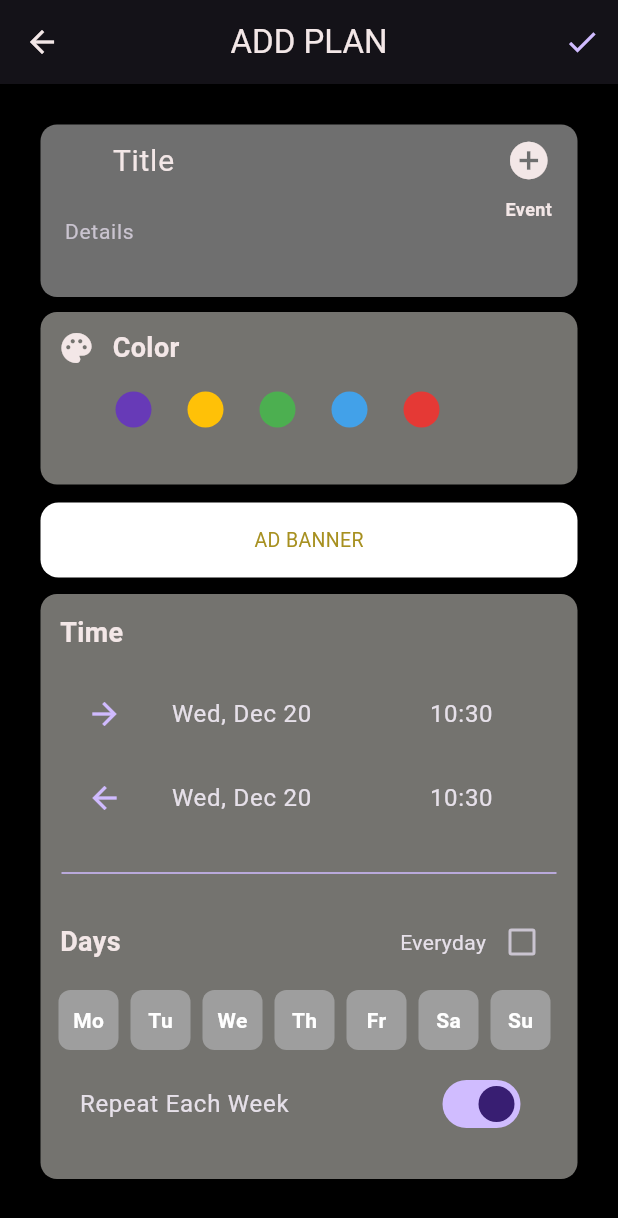
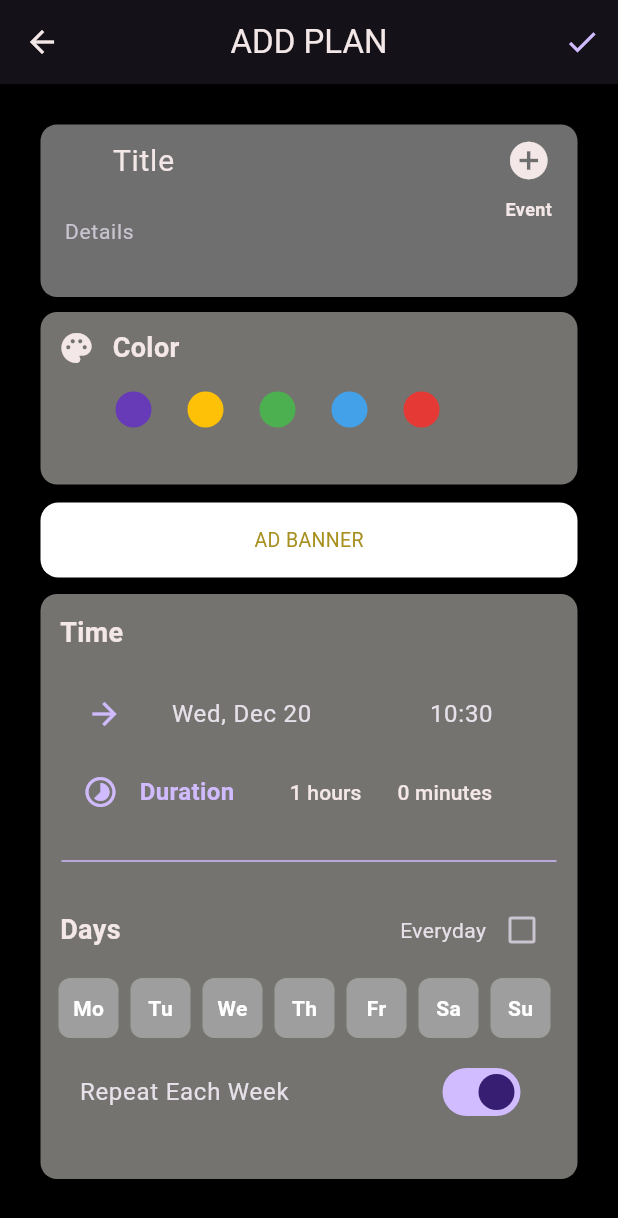
Before and after one commit to batuhanozcan1605/weekplanner, a Flutter app: the EventEditingPage screen opened directly with sample values from the repository, on a phone screen of 412 x 824 dp. Shown: the top 1218 px of the screen. Run offline on Flutter 3.47's test engine with Material 3 defaults, Android fonts, the phone set to English and light mode, and no system bars; our stand-ins replace sqflite, syncfusion_flutter_calendar; missing offline and left inert: duration_picker, interval_time_picker; accounts and stored records are empty; Roboto replaces fonts that are missing (Segoe UI).

Commit message:
buildDuration tamam

```diff
--- a/lib/screens/event_editing_page.dart
+++ b/lib/screens/event_editing_page.dart
@@ -1,4 +1,5 @@
 import 'dart:ui';
+import 'package:duration_picker/duration_picker.dart';
 import 'package:flutter/material.dart';
 import 'package:interval_time_picker/interval_time_picker.dart';
 import 'package:provider/provider.dart';
@@ -8,7 +9,6 @@ import 'package:weekplanner/provider/appointment_provider.dart';
 import 'package:weekplanner/utils.dart';
 import 'package:weekplanner/widgets/choose_event_widget.dart';
 import 'package:weekplanner/widgets/color_listview_widget.dart';
-
 import '../model/Events.dart';
 import '../model/MyAppointment.dart';
 
@@ -35,6 +35,8 @@ class _EventEditingPageState extends State<EventEditingPage> {
   late bool isRecurrenceEnabled;
   IconData icon = Icons.square_rounded;
   List<bool> selectedDays = [false, false, false, false, false, false, false];
+  Duration? selectedDurationHour = Duration(hours: 1);
+  int selectedDurationMinute = 0;
 
 
   @override
@@ -313,6 +315,7 @@ class _EventEditingPageState extends State<EventEditingPage> {
 
   Future saveForm() async {
     final provider = Provider.of<AppointmentProvider>(context, listen: false);
+    toDate = fromDate.add(Duration(hours: selectedDurationHour!.inHours, minutes: selectedDurationMinute));
     final event = MyAppointment(
       id: provider.getHighestId() + 1,
       subject: titleController.text,
@@ -348,6 +351,7 @@ class _EventEditingPageState extends State<EventEditingPage> {
   Future saveWeeklyEvent() async {
     String days = Utils.dayAbbreviation(fromDate);
     final provider = Provider.of<AppointmentProvider>(context, listen: false);
+    toDate = fromDate.add(Duration(hours: selectedDurationHour!.inHours, minutes: selectedDurationMinute));
     final event = MyAppointment(
       id: provider.getHighestId() + 1,
       subject: titleController.text,
@@ -405,9 +409,98 @@ class _EventEditingPageState extends State<EventEditingPage> {
   Widget buildDateTimePicker() => Column(
         children: [
           buildFrom(),
-          buildTo(),
+          buildDuration()
+          //buildTo(),
         ],
       );
+
+  Widget buildDuration() => Padding(padding: const EdgeInsets.only(left: 14.0),
+    child: Row(
+      children: [
+        Padding(
+          padding: const EdgeInsets.symmetric(horizontal: 14.0),
+          child: Icon(Icons.timelapse_rounded, color: Constants.themePurple,),
+        ),
+        Text('Duration', style: TextStyle(color: Constants.themePurple, fontWeight: FontWeight.bold, fontSize: 16),),
+        const SizedBox(width: 25,),
+        Expanded(
+          child: durationDropdown(),
+        ),
+      ],
+    ),
+  );
+
+  /////////////////////////////////////////////////////////////////
+
+  Widget durationDropdown() {
+    return Row(
+      children: [
+        TextButton(
+            onPressed: () async {
+              Duration? durationHour = await showDurationPicker(
+                  context: context,
+                  initialTime: Duration(hours: 1),
+                  baseUnit: BaseUnit.hour
+              );
+              if(durationHour == null) return;
+              setState(() {
+                selectedDurationHour = durationHour;
+              });
+            },
+            child: Text('${selectedDurationHour!.inHours} hours',
+              style: TextStyle(color: Constants.softColor, fontSize: 14),)),
+        //SizedBox(width: 8),
+        TextButton(
+            onPressed: () async {
+              await showMinutePickerDialog(context);
+            },
+            child: Text('${selectedDurationMinute.toString()} minutes',
+                style: TextStyle(color: Constants.softColor, fontSize: 14))),
+      ],
+    );
+  }
+
+  Future<void> showMinutePickerDialog(BuildContext context) async {
+    int? result = await showDialog<int>(
+      context: context,
+      builder: (BuildContext context) {
+        return AlertDialog(
+          backgroundColor: Colors.black,
+          title: Center(child: Text('Pick Minutes')),
+          content: Column(
+            mainAxisAlignment: MainAxisAlignment.center,
+            crossAxisAlignment: CrossAxisAlignment.center,
+            mainAxisSize: MainAxisSize.min,
+            children: [
+              GestureDetector(
+                onTap: () => Navigator.pop(context, 0),
+                child: Container(
+                  height: 100,
+                  width: 100,
+                  child: Center(child: Text('0',
+                    style: TextStyle(color: Constants.softColor, fontSize: 30, fontFamily: 'Segoe UI'),)),
+                ),
+              ),
+              const SizedBox(height: 20),
+              GestureDetector(
+                onTap: () => Navigator.pop(context, 30),
+                child: Container(
+                  child: Center(child: Text('30',
+                    style: TextStyle(color: Constants.softColor, fontSize: 30, fontFamily: 'Segoe UI'),)),
+                ),
+              ),
+            ],
+          ),
+        );
+      },
+    );
+    if (result != null) {
+      setState(() {
+        selectedDurationMinute = result;
+      });
+    }
+  }
+
 
   Widget buildFrom() => Padding(
     padding: const EdgeInsets.only(left: 14.0),
--- a/pubspec.yaml
+++ b/pubspec.yaml
@@ -42,6 +42,7 @@ dependencies:
   sqflite: ^2.3.0
   path_provider: ^2.1.1
   path: ^1.8.3
+  duration_picker: ^1.1.1
 
 dev_dependencies:
   flutter_test:
```
Also changed, not shown: pubspec.lock.
